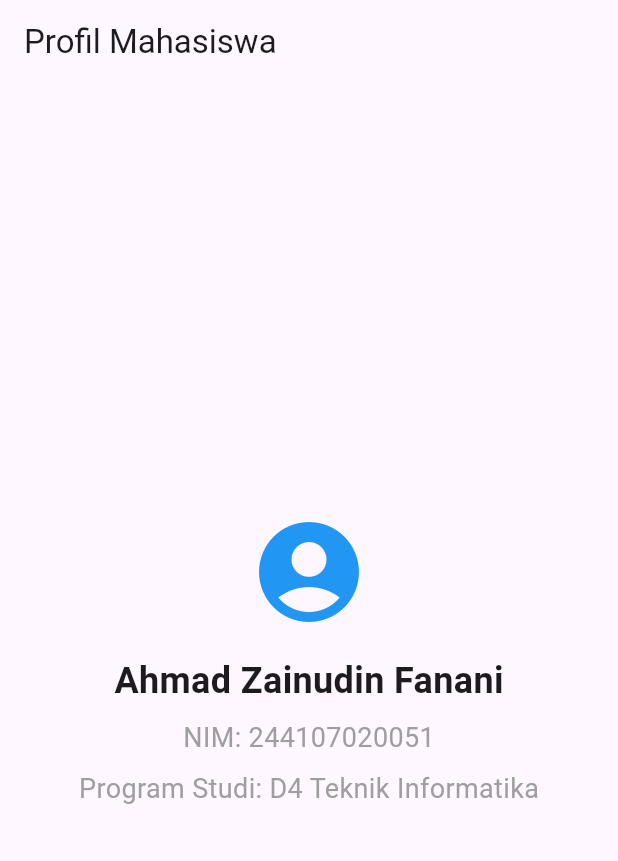
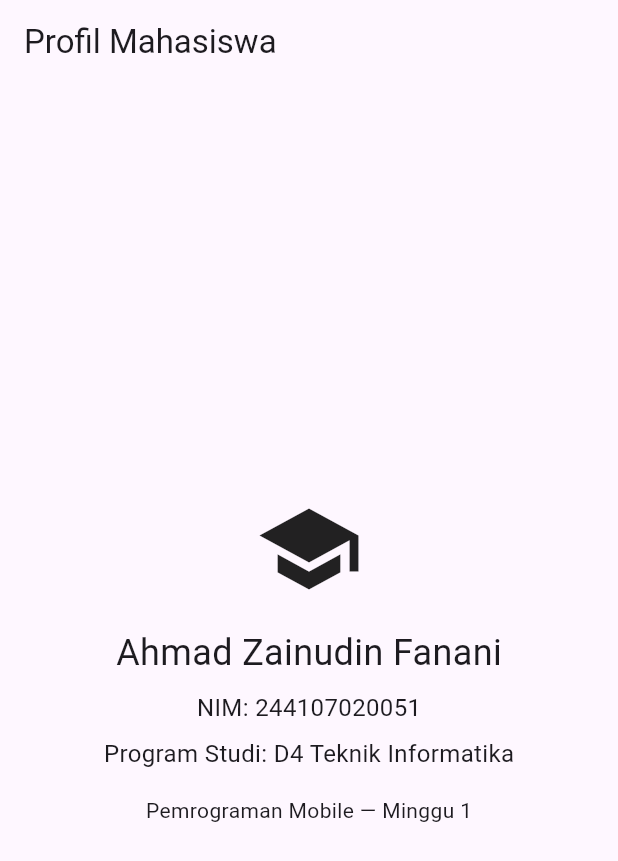
Before and after one commit to Ahmad-Zainudin-Fanani/244107020051_mobile_course, a Flutter app: the screen it shows after launch, on a phone screen of 412 x 824 dp. Shown: the top 861 px of the screen. Run offline on Flutter 3.47's test engine with Material 3 defaults, Android fonts, the phone set to English and light mode, and no system bars.

Commit message:
Fix UI styling to match reference screenshot

```diff
--- a/01-week-1-mobile-development-ecosystem-flutter-refresh/Source Code/lib/main.dart
+++ b/01-week-1-mobile-development-ecosystem-flutter-refresh/Source Code/lib/main.dart
@@ -12,22 +12,15 @@ class MyApp extends StatelessWidget {
         appBar: AppBar(title: const Text('Profil Mahasiswa')),
         body: const Center(
           child: Column(mainAxisSize: MainAxisSize.min, children: [
-            Icon(Icons.account_circle, size: 80, color: Colors.blue),
+            Icon(Icons.school, size: 72),
             SizedBox(height: 16),
-            Text(
-              'Ahmad Zainudin Fanani',
-              style: TextStyle(fontSize: 24, fontWeight: FontWeight.bold)
-            ),
+            Text('Ahmad Zainudin Fanani', style: TextStyle(fontSize: 24)),
             SizedBox(height: 8),
-            Text(
-              'NIM: 244107020051',
-              style: TextStyle(fontSize: 18, color: Colors.grey)
-            ),
+            Text('NIM: 244107020051', style: TextStyle(fontSize: 16)),
             SizedBox(height: 8),
-            Text(
-              'Program Studi: D4 Teknik Informatika',
-              style: TextStyle(fontSize: 18, color: Colors.grey)
-            ),
+            Text('Program Studi: D4 Teknik Informatika', style: TextStyle(fontSize: 16)),
+            SizedBox(height: 16),
+            Text('Pemrograman Mobile — Minggu 1'),
           ]),
         ),
       ),
```
